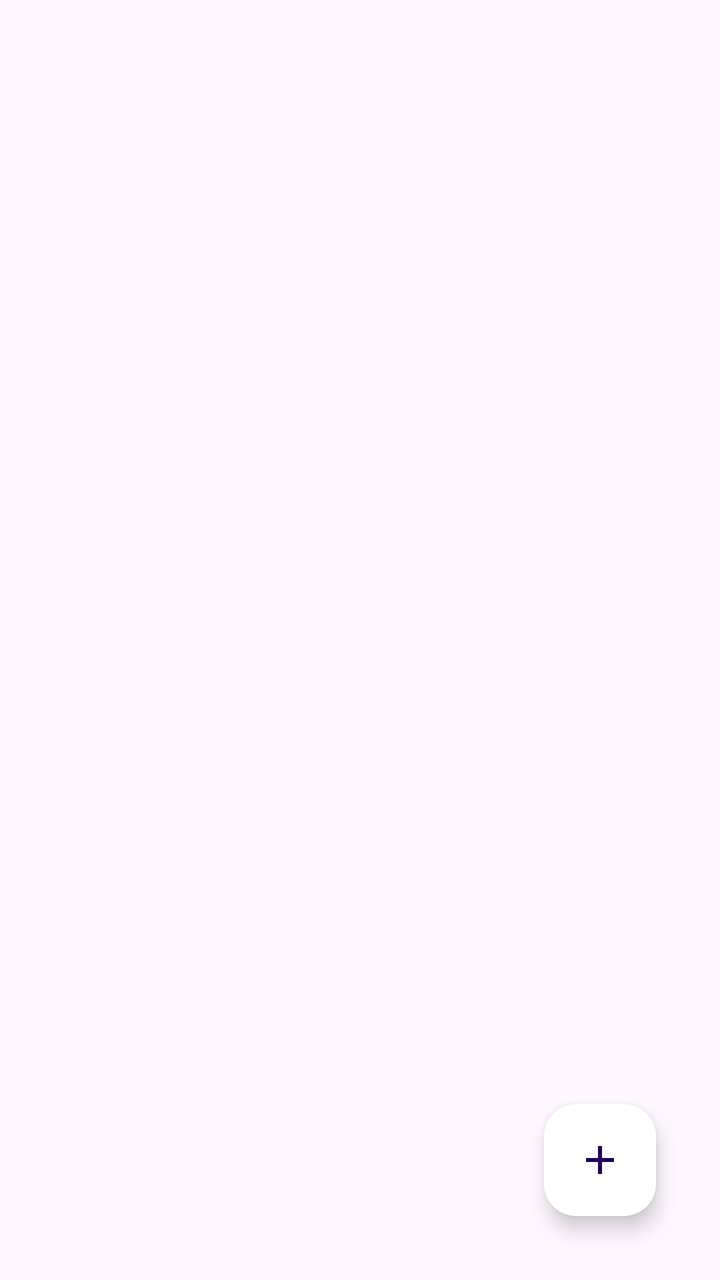
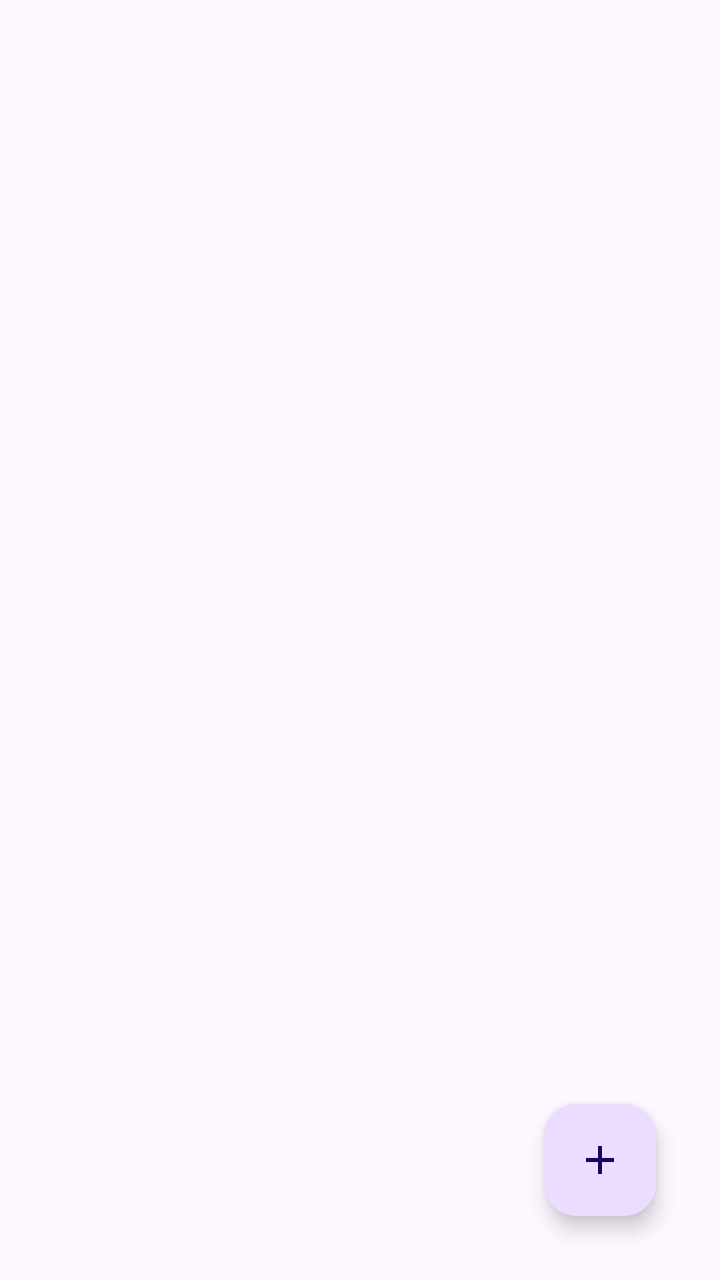

The first picture is an Android layout as it rendered before a commit; the second is the same layout after the commit. The layout source and the unified diff follow.
<!-- AndroidManifest.xml: application theme AppTheme -->
<!-- res/layout/fragment_produk.xml -->
<?xml version="1.0" encoding="utf-8"?>
<androidx.constraintlayout.widget.ConstraintLayout
    xmlns:android="http://schemas.android.com/apk/res/android"
    xmlns:app="http://schemas.android.com/apk/res-auto"
    xmlns:tools="http://schemas.android.com/tools"
    android:layout_height="match_parent"
    android:layout_width="match_parent"
    android:padding="8dp"
    tools:context=".ui.produk.ProdukFragment">

    <androidx.recyclerview.widget.RecyclerView
        android:layout_height="match_parent"
        android:layout_width="match_parent"
        tools:listitem="@layout/item_produk"
        android:id="@+id/rv_produk" />

    <com.google.android.material.floatingactionbutton.FloatingActionButton
        android:layout_height="wrap_content"
        android:layout_width="wrap_content"
        android:layout_marginBottom="24dp"
        android:layout_marginEnd="24dp"
        android:contentDescription="Tambah Produk"
        app:backgroundTint="?attr/colorOnPrimary"
        app:layout_constraintEnd_toEndOf="parent"
        app:layout_constraintBottom_toBottomOf="parent"
        app:srcCompat="@drawable/ic_add"
        android:id="@+id/fab_add_produk" />

</androidx.constraintlayout.widget.ConstraintLayout>
<!-- res/layout/item_produk.xml (included above) -->
<?xml version="1.0" encoding="utf-8"?>
<com.google.android.material.card.MaterialCardView
     xmlns:android="http://schemas.android.com/apk/res/android"
     xmlns:app="http://schemas.android.com/apk/res-auto"
     android:layout_height="wrap_content"
     android:layout_width="match_parent"
     android:clickable="true"
     android:layout_margin="6dp"
     app:cardElevation="2dp"
     app:cardCornerRadius="16dp"
     style="?attr/materialCardViewFilledStyle"
     android:focusable="true"
     android:foreground="?android:attr/selectableItemBackground">

    <LinearLayout
         android:layout_height="wrap_content"
         android:layout_width="match_parent"
         android:padding="16dp"
         android:orientation="horizontal">

        <LinearLayout
             android:layout_height="wrap_content"
             android:layout_width="match_parent"
             android:orientation="vertical"
             android:layout_weight="1">

            <TextView
                 android:layout_height="wrap_content"
                 android:layout_width="match_parent"
                 android:textSize="10sp"
                 android:text="Nama produk" />

            <TextView
                 android:layout_height="wrap_content"
                 android:layout_width="wrap_content"
                 android:textSize="16sp"
                 android:textColor="?attr/colorPrimary"
                 android:id="@+id/tv_nama_produk"
                 android:text="Nama Barang"
                 android:textStyle="bold" />

            <TextView
                 android:layout_height="wrap_content"
                 android:layout_width="match_parent"
                 android:textSize="10sp"
                 android:layout_marginTop="8dp"
                 android:text="Harga produk" />

            <TextView
                 android:layout_height="wrap_content"
                 android:layout_width="wrap_content"
                 android:textSize="16sp"
                 android:textStyle="bold"
                 android:id="@+id/tv_harga_produk"
                 android:text="Rp 0" />

        </LinearLayout>

        <LinearLayout
             android:layout_height="wrap_content"
             android:layout_width="match_parent"
             android:orientation="vertical"
             android:layout_weight="1.5">

            <TextView
                 android:layout_height="wrap_content"
                 android:layout_width="match_parent"
                 android:textSize="10sp"
                 android:text="Stok produk" />

            <TextView
                 android:layout_height="wrap_content"
                 android:layout_width="wrap_content"
                 android:textSize="16sp"
                 android:textStyle="bold"
                 android:id="@+id/tv_stok_produk"
                 android:text="0" />

        </LinearLayout>

    </LinearLayout>

</com.google.android.material.card.MaterialCardView>
<!-- resources referenced by this layout -->
<resources>
  <!-- drawable ic_add (drawable) -->
  <vector
          xmlns:android="http://schemas.android.com/apk/res/android"
      android:width="24dp"
      android:height="24dp"
      android:viewportWidth="24"
      android:viewportHeight="24">
      <path
          android:fillColor="?attr/colorPrimary"
          android:pathData="M19,13h-6v6h-2v-6H5v-2h6V5h2v6h6v2z" />
  </vector>
  <style name="AppTheme" parent="Base.AppTheme" />
  <style name="Base.AppTheme" parent="Theme.Material3.DayNight.NoActionBar">
          <item name="android:windowBackground">?attr/colorSurface</item>
          <item name="android:statusBarColor">?attr/colorSurface</item>
          <item name="android:windowLightStatusBar">true</item>
          <item name="android:windowActionBarOverlay">true</item>
          <item name="android:windowContentOverlay">@null</item>
      </style>
</resources>

<!-- the commit's change to res/layout/fragment_produk.xml (unified diff, before → after) -->
@@ -5,8 +5,7 @@
     xmlns:tools="http://schemas.android.com/tools"
     android:layout_height="match_parent"
     android:layout_width="match_parent"
-    android:padding="8dp"
-    tools:context=".ui.produk.ProdukFragment">
+    android:padding="8dp">
 
     <androidx.recyclerview.widget.RecyclerView
         android:layout_height="match_parent"
@@ -14,100 +13,232 @@
         tools:listitem="@layout/item_produk"
         android:id="@+id/rv_produk" />
 
+    <View
+        android:layout_height="match_parent"
+        android:layout_width="match_parent"
+        android:visibility="gone"
+        android:clickable="true"
+        android:focusable="true"
+        android:id="@+id/fab_overlay_produk" />
+
+    <com.google.android.material.floatingactionbutton.FloatingActionButton
+        android:layout_height="wrap_content"
+        android:layout_width="wrap_content"
+        android:layout_marginBottom="16dp"
+        android:visibility="gone"
+        app:layout_constraintStart_toStartOf="@+id/fab_main_produk"
+        app:layout_constraintEnd_toEndOf="@+id/fab_main_produk"
+        app:layout_constraintBottom_toTopOf="@+id/fab_main_produk"
+        app:fabSize="mini"
+        app:srcCompat="@drawable/ic_shopping_bag"
+        android:id="@+id/fab_add_item" />
+
+    <com.google.android.material.floatingactionbutton.FloatingActionButton
+        android:layout_height="wrap_content"
+        android:layout_width="wrap_content"
+        android:layout_marginBottom="16dp"
+        android:visibility="gone"
+        app:layout_constraintStart_toStartOf="@+id/fab_add_item"
+        app:layout_constraintEnd_toEndOf="@+id/fab_add_item"
+        app:layout_constraintBottom_toTopOf="@+id/fab_add_item"
+        app:fabSize="mini"
+        app:srcCompat="@drawable/ic_barcode_scan"
+        android:id="@+id/fab_add_barcode" />
+
     <com.google.android.material.floatingactionbutton.FloatingActionButton
         android:layout_height="wrap_content"
         android:layout_width="wrap_content"
         android:layout_marginBottom="24dp"
         android:layout_marginEnd="24dp"
-        android:contentDescription="Tambah Produk"
-        app:backgroundTint="?attr/colorOnPrimary"
         app:layout_constraintEnd_toEndOf="parent"
         app:layout_constraintBottom_toBottomOf="parent"
         app:srcCompat="@drawable/ic_add"
-        android:id="@+id/fab_add_produk" />
+        android:id="@+id/fab_main_produk" />
 
 </androidx.constraintlayout.widget.ConstraintLayout>
 <!-- res/layout/item_produk.xml (included above) -->
 <?xml version="1.0" encoding="utf-8"?>
 <com.google.android.material.card.MaterialCardView
-     xmlns:android="http://schemas.android.com/apk/res/android"
-     xmlns:app="http://schemas.android.com/apk/res-auto"
-     android:layout_height="wrap_content"
-     android:layout_width="match_parent"
-     android:clickable="true"
-     android:layout_margin="6dp"
-     app:cardElevation="2dp"
-     app:cardCornerRadius="16dp"
-     style="?attr/materialCardViewFilledStyle"
-     android:focusable="true"
-     android:foreground="?android:attr/selectableItemBackground">
+    xmlns:android="http://schemas.android.com/apk/res/android"
+    xmlns:app="http://schemas.android.com/apk/res-auto"
+    android:id="@+id/cardTransaksi"
+    android:layout_width="match_parent"
+    android:layout_height="wrap_content"
+    android:layout_marginHorizontal="8dp"
+    android:layout_marginVertical="6dp"
+    android:clickable="true"
+    android:focusable="true"
+    app:cardCornerRadius="16dp"
+    app:cardElevation="0dp"
+    style="?attr/materialCardViewElevatedStyle"
+    android:foreground="?android:attr/selectableItemBackground">
 
     <LinearLayout
-         android:layout_height="wrap_content"
-         android:layout_width="match_parent"
-         android:padding="16dp"
-         android:orientation="horizontal">
+        android:layout_width="match_parent"
+        android:layout_height="wrap_content"
+        android:orientation="vertical"
+        android:padding="16dp">
+
+        <RelativeLayout
+            android:layout_width="match_parent"
+            android:layout_height="wrap_content">
+
+            <LinearLayout
+                android:layout_width="wrap_content"
+                android:layout_height="wrap_content"
+                android:layout_alignParentStart="true"
+                android:layout_toStartOf="@id/layout_quick_edit"
+                android:orientation="vertical">
+
+                <TextView
+                    android:layout_width="wrap_content"
+                    android:layout_height="wrap_content"
+                    android:text="NAMA PRODUK"
+                    android:textSize="9sp"
+                    android:letterSpacing="0.1"
+                    android:alpha="0.6"
+                    android:fontFamily="sans-serif-medium" />
+
+                <TextView
+                    android:id="@+id/tv_nama_produk"
+                    android:layout_width="wrap_content"
+                    android:layout_height="wrap_content"
+                    android:text="Minyak Goreng 2L"
+                    android:textColor="?attr/colorOnSurface"
+                    android:textSize="16sp"
+                    android:textStyle="bold"
+                    android:maxLines="1"
+                    android:ellipsize="end" />
+
+            </LinearLayout>
+
+            <LinearLayout
+                android:id="@+id/layout_quick_edit"
+                android:layout_width="wrap_content"
+                android:layout_height="wrap_content"
+                android:layout_alignParentEnd="true"
+                android:gravity="center_vertical"
+                android:orientation="horizontal">
+
+                <com.google.android.material.button.MaterialButton
+                    android:id="@+id/btn_kurang_stok"
+                    style="@style/Widget.Material3.Button.IconButton.Filled.Tonal"
+                    android:layout_width="36dp"
+                    android:layout_height="36dp"
+                    app:icon="@drawable/ic_minus"
+                    app:backgroundTint="@android:color/transparent"
+                    app:iconSize="16dp"
+                    android:insetLeft="0dp"
+                    android:insetTop="0dp"
+                    android:insetRight="0dp"
+                    android:insetBottom="0dp" />
+
+                <LinearLayout
+                    android:layout_width="50dp"
+                    android:layout_height="wrap_content"
+                    android:gravity="center"
+                    android:orientation="vertical">
+
+                    <TextView
+                        android:id="@+id/tv_stok_produk"
+                        android:layout_width="wrap_content"
+                        android:layout_height="wrap_content"
+                        android:text="12"
+                        android:textColor="?attr/colorPrimary"
+                        android:textSize="14sp"
+                        android:textStyle="bold" />
+
+                    <TextView
+                        android:layout_width="wrap_content"
+                        android:layout_height="wrap_content"
+                        android:text="STOK"
+                        android:textSize="9sp"
+                        android:letterSpacing="0.1"
+                        android:alpha="0.6"
+                        android:fontFamily="sans-serif-medium" />
+
+                </LinearLayout>
+
+                <com.google.android.material.button.MaterialButton
+                    android:id="@+id/btn_tambah_stok"
+                    style="@style/Widget.Material3.Button.IconButton.Filled.Tonal"
+                    android:layout_width="36dp"
+                    android:layout_height="36dp"
+                    app:icon="@drawable/ic_plus"
+                    app:backgroundTint="@android:color/transparent"
+                    app:iconSize="16dp"
+                    android:insetLeft="0dp"
+                    android:insetTop="0dp"
+                    android:insetRight="0dp"
+                    android:insetBottom="0dp" />
+
+            </LinearLayout>
+
+        </RelativeLayout>
+
+        <View
+            android:layout_width="match_parent"
+            android:layout_height="1dp"
+            android:layout_marginVertical="12dp"
+            android:background="?android:attr/listDivider"
+            android:alpha="0.2" />
 
         <LinearLayout
-             android:layout_height="wrap_content"
-             android:layout_width="match_parent"
-             android:orientation="vertical"
-             android:layout_weight="1">
-
-            <TextView
-                 android:layout_height="wrap_content"
-                 android:layout_width="match_parent"
-                 android:textSize="10sp"
-                 android:text="Nama produk" />
-
-            <TextView
-                 android:layout_height="wrap_content"
-                 android:layout_width="wrap_content"
-                 android:textSize="16sp"
-                 android:textColor="?attr/colorPrimary"
-                 android:id="@+id/tv_nama_produk"
-                 android:text="Nama Barang"
-                 android:textStyle="bold" />
-
-            <TextView
-                 android:layout_height="wrap_content"
-                 android:layout_width="match_parent"
-                 android:textSize="10sp"
-                 android:layout_marginTop="8dp"
-                 android:text="Harga produk" />
-
-            <TextView
-                 android:layout_height="wrap_content"
-                 android:layout_width="wrap_content"
-                 android:textSize="16sp"
-                 android:textStyle="bold"
-                 android:id="@+id/tv_harga_produk"
-                 android:text="Rp 0" />
+            android:layout_width="match_parent"
+            android:layout_height="wrap_content"
+            android:orientation="horizontal"
+            android:gravity="center_vertical">
+
+            <LinearLayout
+                android:layout_width="0dp"
+                android:layout_height="wrap_content"
+                android:layout_weight="1"
+                android:orientation="vertical">
+
+                <TextView
+                    android:layout_width="wrap_content"
+                    android:layout_height="wrap_content"
+                    android:text="HARGA JUAL"
+                    android:textSize="9sp"
+                    android:letterSpacing="0.1"
+                    android:alpha="0.6"
+                    android:fontFamily="sans-serif-medium" />
+
+                <TextView
+                    android:id="@+id/tv_harga_produk"
+                    android:layout_width="wrap_content"
+                    android:layout_height="wrap_content"
+                    android:text="Rp 28.500"
+                    android:textColor="?attr/colorPrimary"
+                    android:textSize="15sp"
+                    android:textStyle="bold" />
+
+            </LinearLayout>
+
+                <LinearLayout
+                    android:layout_width="wrap_content"
+                    android:layout_height="wrap_content"
+                    android:gravity="center_vertical">
+
+                    <ImageView
+                        android:layout_width="14dp"
+                        android:layout_height="14dp"
+                        android:src="@drawable/ic_barcode"
+                        app:tint="?attr/colorOnSurfaceVariant" />
+
+                    <TextView
+                        android:id="@+id/tv_barcode_produk"
+                        android:layout_width="wrap_content"
+                        android:layout_height="wrap_content"
+                        android:layout_marginStart="6dp"
+                        android:text="8991234567"
+                        android:textSize="11sp"
+                        android:fontFamily="monospace" />
+                        
+                </LinearLayout>
 
         </LinearLayout>
 
-        <LinearLayout
-             android:layout_height="wrap_content"
-             android:layout_width="match_parent"
-             android:orientation="vertical"
-             android:layout_weight="1.5">
-
-            <TextView
-                 android:layout_height="wrap_content"
-                 android:layout_width="match_parent"
-                 android:textSize="10sp"
-                 android:text="Stok produk" />
-
-            <TextView
-                 android:layout_height="wrap_content"
-                 android:layout_width="wrap_content"
-                 android:textSize="16sp"
-                 android:textStyle="bold"
-                 android:id="@+id/tv_stok_produk"
-                 android:text="0" />
-
-        </LinearLayout>
-
     </LinearLayout>
 
 </com.google.android.material.card.MaterialCardView>
<!-- resource entries referenced after the edit -->
@@ -11,6 +11,61 @@
           android:fillColor="?attr/colorPrimary"
           android:pathData="M19,13h-6v6h-2v-6H5v-2h6V5h2v6h6v2z" />
   </vector>
+  <!-- drawable ic_barcode (drawable) -->
+  <vector
+          xmlns:android="http://schemas.android.com/apk/res/android"
+          android:height="24dp"
+          android:width="24dp"
+          android:viewportWidth="24"
+          android:viewportHeight="24">
+      <path
+              android:fillColor="?attr/colorPrimary"
+              android:pathData="M2,6H4V18H2V6M5,6H6V18H5V6M7,6H10V18H7V6M11,6H12V18H11V6M14,6H16V18H14V6M17,6H20V18H17V6M21,6H22V18H21V6Z" />
+  </vector>
+  <!-- drawable ic_barcode_scan (drawable) -->
+  <vector
+          xmlns:android="http://schemas.android.com/apk/res/android"
+          android:height="24dp"
+          android:width="24dp"
+          android:viewportWidth="24"
+          android:viewportHeight="24">
+      <path
+              android:fillColor="?attr/colorPrimary"
+              android:pathData="M4,6H6V18H4V6M7,6H8V18H7V6M9,6H12V18H9V6M13,6H14V18H13V6M16,6H18V18H16V6M19,6H20V18H19V6M2,4V8H0V4A2,2 0 0,1 2,2H6V4H2M22,2A2,2 0 0,1 24,4V8H22V4H18V2H22M2,16V20H6V22H2A2,2 0 0,1 0,20V16H2M22,20V16H24V20A2,2 0 0,1 22,22H18V20H22Z" />
+  </vector>
+  <!-- drawable ic_minus (drawable) -->
+  <vector xmlns:android="http://schemas.android.com/apk/res/android"
+      android:width="24dp"
+      android:height="24dp"
+      android:viewportWidth="24"
+      android:viewportHeight="24"
+      android:tint="?attr/colorPrimary">
+    <path
+        android:fillColor="@android:color/white"
+        android:pathData="M19,3H5C3.9,3 3,3.9 3,5v14c0,1.1 0.9,2 2,2h14c1.1,0 2,-0.9 2,-2V5C21,3.9 20.1,3 19,3zM17,13H7v-2h10V13z"/>
+  </vector>
+  <!-- drawable ic_plus (drawable) -->
+  <vector xmlns:android="http://schemas.android.com/apk/res/android"
+      android:width="24dp"
+      android:height="24dp"
+      android:viewportWidth="24"
+      android:viewportHeight="24"
+      android:tint="?attr/colorPrimary">
+    <path
+        android:fillColor="@android:color/white"
+        android:pathData="M19,3L5,3c-1.11,0 -2,0.9 -2,2v14c0,1.1 0.89,2 2,2h14c1.1,0 2,-0.9 2,-2L21,5c0,-1.1 -0.9,-2 -2,-2zM17,13h-4v4h-2v-4L7,13v-2h4L11,7h2v4h4v2z"/>
+  </vector>
+  <!-- drawable ic_shopping_bag (drawable) -->
+  <vector xmlns:android="http://schemas.android.com/apk/res/android"
+      android:width="24dp"
+      android:height="24dp"
+      android:viewportWidth="24"
+      android:viewportHeight="24"
+      android:tint="?attr/colorPrimary">
+    <path
+        android:fillColor="@android:color/white"
+        android:pathData="M18,6h-2c0,-2.21 -1.79,-4 -4,-4S8,3.79 8,6H6C4.9,6 4,6.9 4,8v12c0,1.1 0.9,2 2,2h12c1.1,0 2,-0.9 2,-2V8C20,6.9 19.1,6 18,6zM10,10c0,0.55 -0.45,1 -1,1s-1,-0.45 -1,-1V8h2V10zM12,4c1.1,0 2,0.9 2,2h-4C10,4.9 10.9,4 12,4zM16,10c0,0.55 -0.45,1 -1,1s-1,-0.45 -1,-1V8h2V10z"/>
+  </vector>
   <style name="AppTheme" parent="Base.AppTheme" />
   <style name="Base.AppTheme" parent="Theme.Material3.DayNight.NoActionBar">
           <item name="android:windowBackground">?attr/colorSurface</item>
